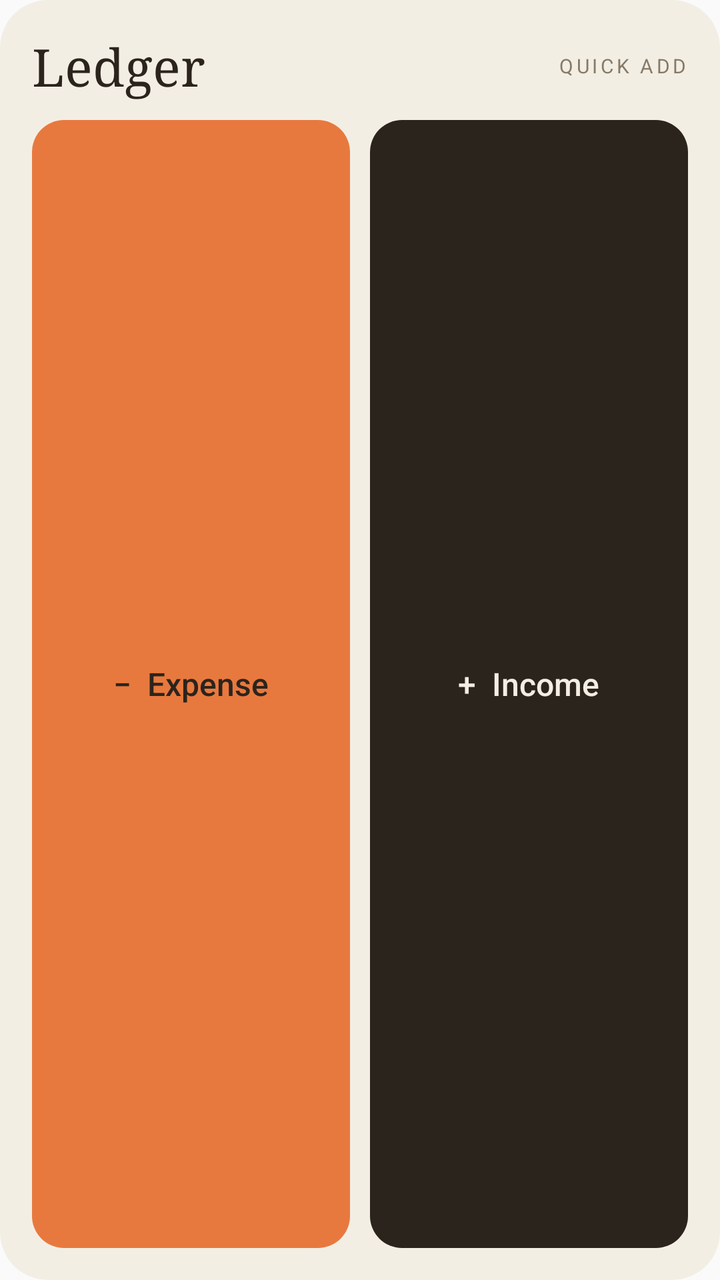
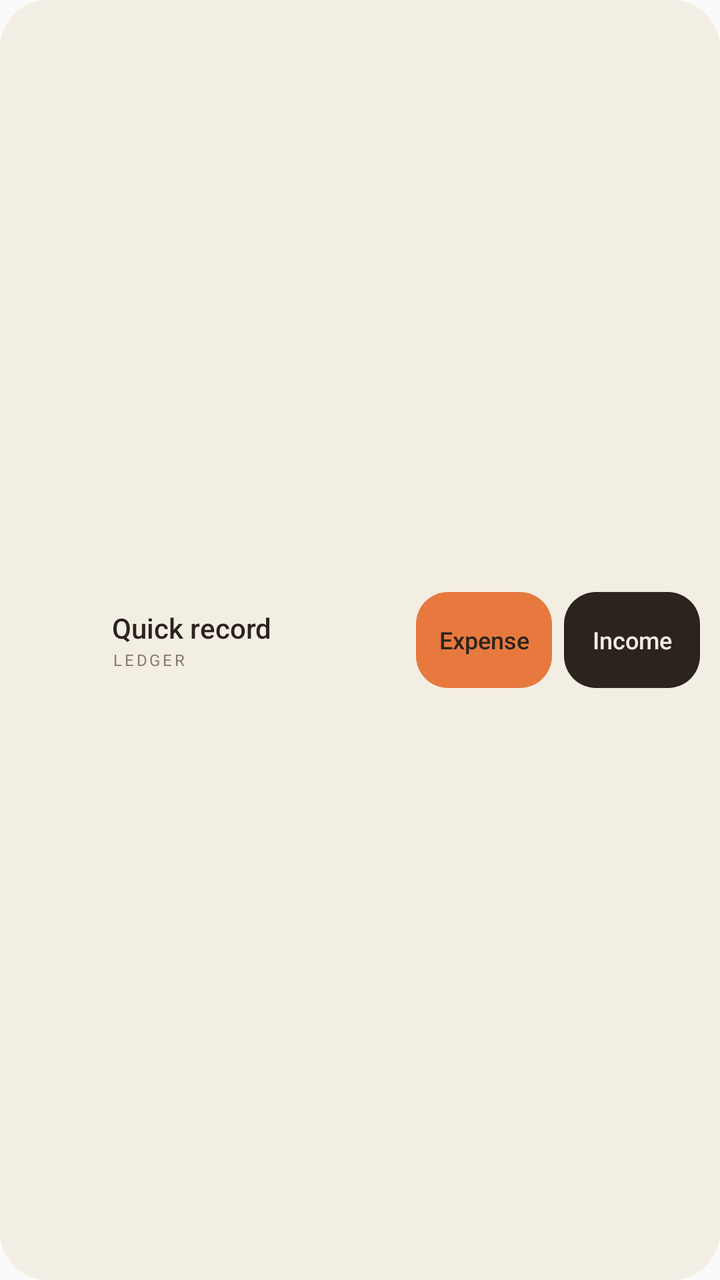

Compare the two renders of this Android layout. The source of the first and the diff that turns it into the second are given below.
<!-- AndroidManifest.xml: application theme AppTheme -->
<!-- res/layout/ledger_widget.xml -->
<?xml version="1.0" encoding="utf-8"?>
<LinearLayout xmlns:android="http://schemas.android.com/apk/res/android"
    android:layout_width="match_parent" android:layout_height="match_parent"
    android:orientation="vertical" android:padding="16dp" android:background="@drawable/widget_background">
    <LinearLayout android:layout_width="match_parent" android:layout_height="wrap_content" android:gravity="center_vertical">
        <TextView android:layout_width="0dp" android:layout_weight="1" android:layout_height="wrap_content" android:text="Ledger" android:fontFamily="serif" android:textSize="26sp" android:textColor="#2B241D" />
        <TextView android:layout_width="wrap_content" android:layout_height="wrap_content" android:text="QUICK ADD" android:letterSpacing="0.15" android:textSize="10sp" android:textColor="#867A68" />
    </LinearLayout>
    <LinearLayout android:layout_width="match_parent" android:layout_height="0dp" android:layout_weight="1" android:layout_marginTop="10dp" android:orientation="horizontal">
        <TextView android:id="@+id/widget_expense" android:layout_width="0dp" android:layout_weight="1" android:layout_height="match_parent" android:minHeight="48dp" android:gravity="center" android:background="@drawable/widget_expense" android:text="−  Expense" android:textColor="#2B241D" android:textSize="16sp" android:fontFamily="sans-serif-medium" android:contentDescription="Add expense" />
        <TextView android:id="@+id/widget_income" android:layout_width="0dp" android:layout_weight="1" android:layout_height="match_parent" android:minHeight="48dp" android:layout_marginStart="10dp" android:gravity="center" android:background="@drawable/widget_income" android:text="+  Income" android:textColor="#F3EEE4" android:textSize="16sp" android:fontFamily="sans-serif-medium" android:contentDescription="Add income" />
    </LinearLayout>
</LinearLayout>
<!-- resources referenced by this layout -->
<resources>
  <!-- drawable widget_background (drawable) -->
  <shape xmlns:android="http://schemas.android.com/apk/res/android" android:shape="rectangle">
      <solid android:color="#F3EEE4" /><corners android:radius="24dp" />
  </shape>
  <!-- drawable widget_expense (drawable) -->
  <shape xmlns:android="http://schemas.android.com/apk/res/android" android:shape="rectangle">
      <solid android:color="#E8793E" /><corners android:radius="16dp" />
  </shape>
  <!-- drawable widget_income (drawable) -->
  <shape xmlns:android="http://schemas.android.com/apk/res/android" android:shape="rectangle">
      <solid android:color="#2B241D" /><corners android:radius="16dp" />
  </shape>
  <style name="AppTheme" parent="Theme.AppCompat.Light.DarkActionBar">
          
          <item name="colorPrimary">@color/colorPrimary</item>
          <item name="colorPrimaryDark">@color/colorPrimaryDark</item>
          <item name="colorAccent">@color/colorAccent</item>
      </style>
</resources>

<!-- the commit's change to res/layout/ledger_widget.xml (unified diff, before → after) -->
@@ -1,13 +1,14 @@
 <?xml version="1.0" encoding="utf-8"?>
 <LinearLayout xmlns:android="http://schemas.android.com/apk/res/android"
     android:layout_width="match_parent" android:layout_height="match_parent"
-    android:orientation="vertical" android:padding="16dp" android:background="@drawable/widget_background">
-    <LinearLayout android:layout_width="match_parent" android:layout_height="wrap_content" android:gravity="center_vertical">
-        <TextView android:layout_width="0dp" android:layout_weight="1" android:layout_height="wrap_content" android:text="Ledger" android:fontFamily="serif" android:textSize="26sp" android:textColor="#2B241D" />
-        <TextView android:layout_width="wrap_content" android:layout_height="wrap_content" android:text="QUICK ADD" android:letterSpacing="0.15" android:textSize="10sp" android:textColor="#867A68" />
+    android:orientation="horizontal" android:gravity="center_vertical" android:padding="10dp" android:background="@drawable/widget_background">
+    <LinearLayout android:layout_width="0dp" android:layout_weight="1" android:layout_height="match_parent" android:gravity="center_vertical" android:paddingStart="4dp" android:paddingEnd="8dp">
+        <ImageView android:layout_width="34dp" android:layout_height="34dp" android:src="@mipmap/ic_launcher" android:contentDescription="@null" />
+        <LinearLayout android:layout_width="wrap_content" android:layout_height="wrap_content" android:layout_marginStart="8dp" android:orientation="vertical">
+            <TextView android:layout_width="wrap_content" android:layout_height="wrap_content" android:text="Quick record" android:textColor="#2B241D" android:textSize="14sp" android:fontFamily="sans-serif-medium" android:maxLines="1" />
+            <TextView android:layout_width="wrap_content" android:layout_height="wrap_content" android:layout_marginTop="1dp" android:text="LEDGER" android:textColor="#867A68" android:textSize="8sp" android:letterSpacing="0.16" android:maxLines="1" />
+        </LinearLayout>
     </LinearLayout>
-    <LinearLayout android:layout_width="match_parent" android:layout_height="0dp" android:layout_weight="1" android:layout_marginTop="10dp" android:orientation="horizontal">
-        <TextView android:id="@+id/widget_expense" android:layout_width="0dp" android:layout_weight="1" android:layout_height="match_parent" android:minHeight="48dp" android:gravity="center" android:background="@drawable/widget_expense" android:text="−  Expense" android:textColor="#2B241D" android:textSize="16sp" android:fontFamily="sans-serif-medium" android:contentDescription="Add expense" />
-        <TextView android:id="@+id/widget_income" android:layout_width="0dp" android:layout_weight="1" android:layout_height="match_parent" android:minHeight="48dp" android:layout_marginStart="10dp" android:gravity="center" android:background="@drawable/widget_income" android:text="+  Income" android:textColor="#F3EEE4" android:textSize="16sp" android:fontFamily="sans-serif-medium" android:contentDescription="Add income" />
-    </LinearLayout>
+    <TextView android:id="@+id/widget_expense" android:layout_width="68dp" android:layout_height="48dp" android:gravity="center" android:background="@drawable/widget_expense" android:text="Expense" android:textColor="#2B241D" android:textSize="12sp" android:fontFamily="sans-serif-medium" android:contentDescription="Add expense" />
+    <TextView android:id="@+id/widget_income" android:layout_width="68dp" android:layout_height="48dp" android:layout_marginStart="6dp" android:gravity="center" android:background="@drawable/widget_income" android:text="Income" android:textColor="#F3EEE4" android:textSize="12sp" android:fontFamily="sans-serif-medium" android:contentDescription="Add income" />
 </LinearLayout>
<!-- resource entries referenced after the edit -->
@@ -12,11 +12,38 @@
   <shape xmlns:android="http://schemas.android.com/apk/res/android" android:shape="rectangle">
       <solid android:color="#2B241D" /><corners android:radius="16dp" />
   </shape>
+  <!-- mipmap ic_launcher (mipmap-anydpi-v26) -->
+  <?xml version="1.0" encoding="utf-8"?>
+  <adaptive-icon xmlns:android="http://schemas.android.com/apk/res/android">
+      <background android:drawable="@color/ic_launcher_background" />
+      <foreground android:drawable="@drawable/ic_launcher_foreground" />
+  </adaptive-icon>
   <style name="AppTheme" parent="Theme.AppCompat.Light.DarkActionBar">
           
           <item name="colorPrimary">@color/colorPrimary</item>
           <item name="colorPrimaryDark">@color/colorPrimaryDark</item>
           <item name="colorAccent">@color/colorAccent</item>
       </style>
+  <color name="ic_launcher_background">#2B241D</color>
+  <!-- drawable ic_launcher_foreground (drawable-v24) -->
+  <vector xmlns:android="http://schemas.android.com/apk/res/android"
+      android:width="108dp"
+      android:height="108dp"
+      android:viewportWidth="108"
+      android:viewportHeight="108">
+      
+      <group
+          android:pivotX="54"
+          android:pivotY="54"
+          android:scaleX="0.74"
+          android:scaleY="0.74">
+          <path
+              android:fillColor="#F3EEE4"
+              android:pathData="M32,33H76Q79,33 79,36V38Q79,41 76,41H32Q29,41 29,38V36Q29,33 32,33ZM32,50H76Q79,50 79,53V55Q79,58 76,58H32Q29,58 29,55V53Q29,50 32,50ZM32,67H58Q61,67 61,70V72Q61,75 58,75H32Q29,75 29,72V70Q29,67 32,67Z" />
+          <path
+              android:fillColor="#E2703A"
+              android:pathData="M67,67H70Q73,67 73,70V72Q73,75 70,75H67Q64,75 64,72V70Q64,67 67,67Z" />
+      </group>
+  </vector>
 </resources>
 
